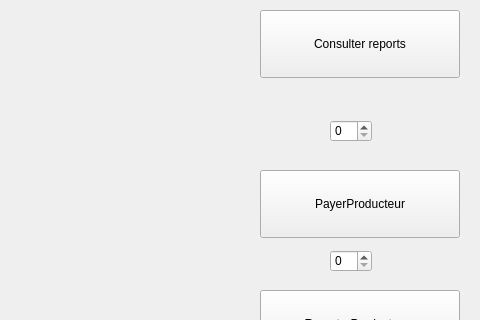
Above: IG/responsableIG/ResponsablePanel/widget.ui from 4mbroise/goodBasket before the change; both pictures show x 670 to 1150 and y 0 to 320 of the 1150 by 670 pixel window. Below: the same form after it.
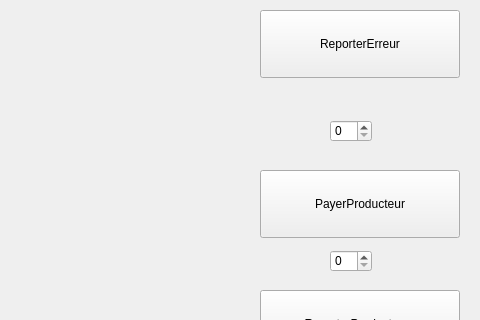
That is the form after the change.

Commit message: ajoute "reporter une erreur " dans responsableIG

Diff of the .ui file:
```diff
--- a/IG/responsableIG/ResponsablePanel/widget.ui
+++ b/IG/responsableIG/ResponsablePanel/widget.ui
@@ -72,7 +72,7 @@
     </rect>
    </property>
    <property name="text">
-    <string>Consulter reports</string>
+    <string>ReporterErreur</string>
    </property>
    <property name="autoDefault">
     <bool>false</bool>
```
Left out of the diff: 2 changed lines with no effect on the pictures. The commit also changes 7 other files.
